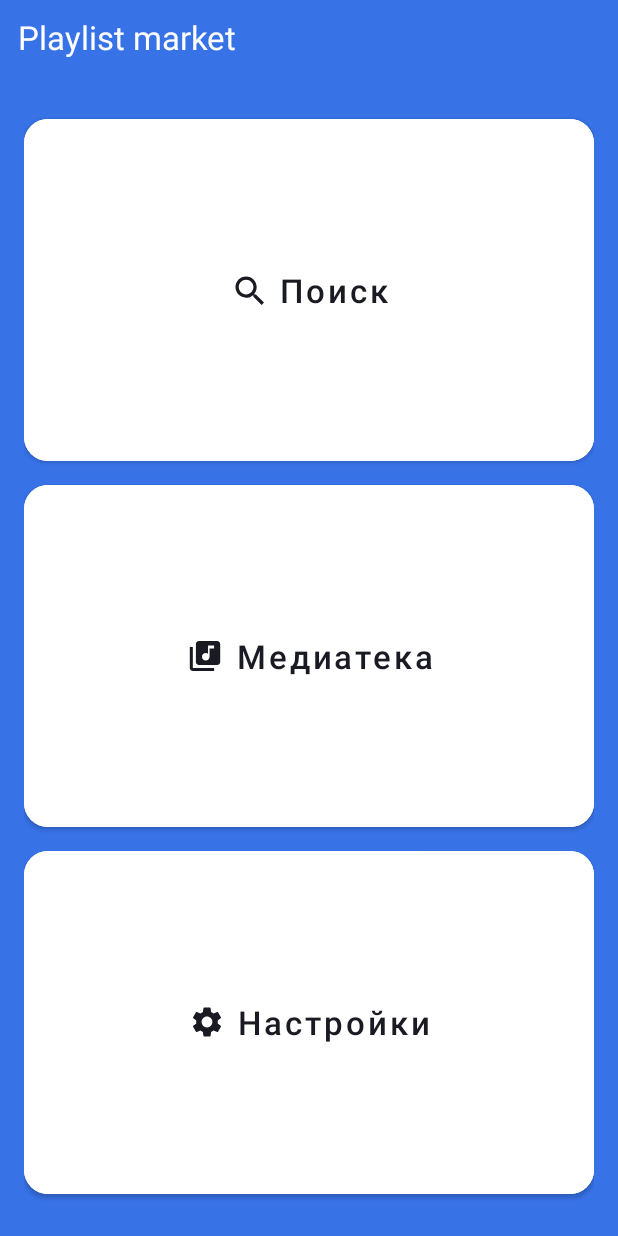
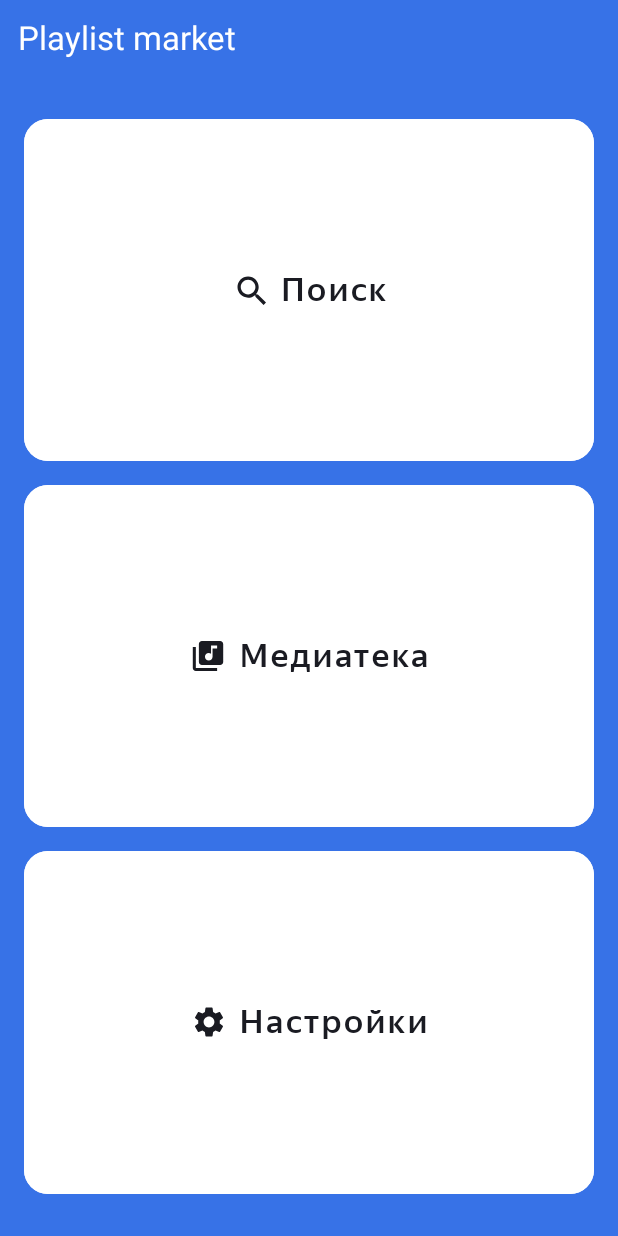
Before and after one commit to Sevlaria/PlaylistMaker, an Android app: the screen it shows after launch (MainActivity), on a phone screen of 412 x 824 dp. Run offline under Robolectric (Android 15) with nearby library versions, the phone set to English and light mode, and no system bars.

Commit message:
спринт 9-9.11

```diff
--- a/app/src/main/res/layout/activity_main.xml
+++ b/app/src/main/res/layout/activity_main.xml
@@ -1,10 +1,7 @@
 <?xml version="1.0" encoding="utf-8"?>
 <LinearLayout xmlns:android="http://schemas.android.com/apk/res/android"
     xmlns:app="http://schemas.android.com/apk/res-auto"
-    android:layout_width="match_parent"
-    android:layout_height="match_parent"
-    android:orientation="vertical"
-    android:background="@color/background"
+    style="@style/day_theme_main"
     android:paddingHorizontal="@dimen/size_0">
 
 
@@ -24,71 +21,31 @@
         android:layout_marginBottom="@dimen/radius"/>
 
     <LinearLayout
-        android:layout_width="match_parent"
-        android:layout_height="match_parent"
-        android:orientation="vertical"
-        android:background="@color/background"
-        android:paddingHorizontal="@dimen/radius"
+        style="@style/day_theme_main"
        >
 
         <Button
             android:id="@+id/button_search"
-            android:layout_width="match_parent"
-            android:layout_height="@dimen/size_0"
             android:layout_marginTop="@dimen/size_28"
             android:layout_marginBottom="@dimen/padding_8"
-            android:layout_weight="1"
-            android:backgroundTint="@color/white"
-            android:insetTop="@dimen/size_0"
-            android:insetBottom="@dimen/size_0"
             android:text="@string/search"
-            android:textAllCaps="false"
-            android:textColor="@color/YPBlack"
-            android:textSize="@dimen/size_22sp"
-            app:cornerRadius="@dimen/radius"
             app:icon="@drawable/button_search"
-            app:iconGravity="textStart"
-            app:iconPadding="@dimen/padding_8"
-            app:iconTint="@color/YPBlack" />
+            style="@style/button_main_style" />
 
         <Button
             android:id="@+id/button_media"
-            android:layout_width="match_parent"
-            android:layout_height="@dimen/size_0"
             android:layout_marginVertical="@dimen/padding_8"
-            android:layout_weight="1"
-            android:backgroundTint="@color/white"
-            android:insetTop="@dimen/size_0"
-            android:insetBottom="@dimen/size_0"
             android:text="@string/media"
-            android:textAllCaps="false"
-            android:textColor="@color/YPBlack"
-            android:textSize="@dimen/size_22sp"
-            app:cornerRadius="@dimen/radius"
             app:icon="@drawable/media_music"
-            app:iconGravity="textStart"
-            app:iconPadding="@dimen/padding_8"
-            app:iconTint="@color/YPBlack" />
+            style="@style/button_main_style" />
 
         <Button
             android:id="@+id/button_settings"
-            android:layout_width="match_parent"
-            android:layout_height="@dimen/size_0"
             android:layout_marginTop="@dimen/padding_8"
             android:layout_marginBottom="@dimen/size_28"
-            android:layout_weight="1"
-            android:backgroundTint="@color/white"
-            android:insetTop="@dimen/size_0"
-            android:insetBottom="@dimen/size_0"
             android:text="@string/settings"
-            android:textAllCaps="false"
-            android:textColor="@color/YPBlack"
-            android:textSize="@dimen/size_22sp"
-            app:cornerRadius="@dimen/radius"
             app:icon="@drawable/set"
-            app:iconGravity="textStart"
-            app:iconPadding="@dimen/padding_8"
-            app:iconTint="@color/YPBlack" />
+           style="@style/button_main_style" />
 
     </LinearLayout>
 
--- a/app/src/main/res/layout/activity_settings.xml
+++ b/app/src/main/res/layout/activity_settings.xml
@@ -64,7 +64,7 @@
             android:text="@string/give" />
 
         <ImageView
-            android:id="@+id/image_settings"
+            android:id="@+id/image_share_application"
             style="@style/light_mode"
             android:layout_width="wrap_content"
             android:layout_height="wrap_content" />
@@ -79,9 +79,8 @@
             android:text="@string/group" />
 
         <ImageView
-            android:id="@+id/write"
+            android:id="@+id/write_support"
             style="@style/group"
-
             android:layout_width="wrap_content"
             android:layout_height="wrap_content" />
     </FrameLayout>
```
Also changed, not shown: app/src/main/java/com/example/playlistmaker/SearchingActivity.kt (+8 -11 lines), app/src/main/java/com/example/playlistmaker/SettingsActivity.kt (+11 -6 lines), app/src/main/res/layout/activity_searching.xml (+1 -11 lines), app/src/main/res/values-night/themes.xml (+26 -16 lines), app/src/main/res/values/styles.xml (+25 -14 lines).
